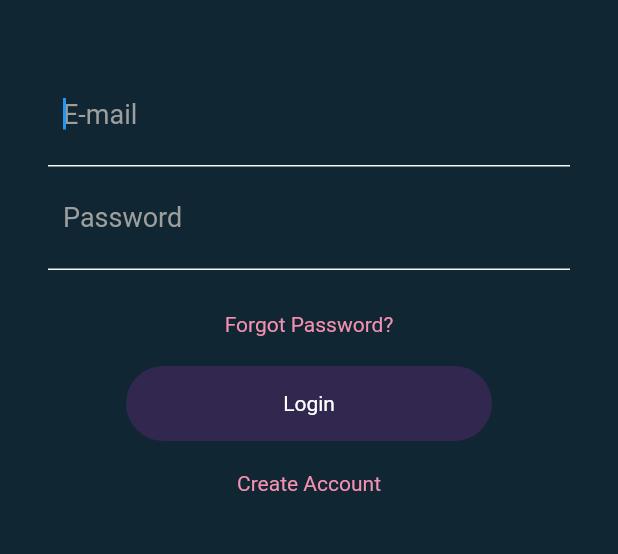
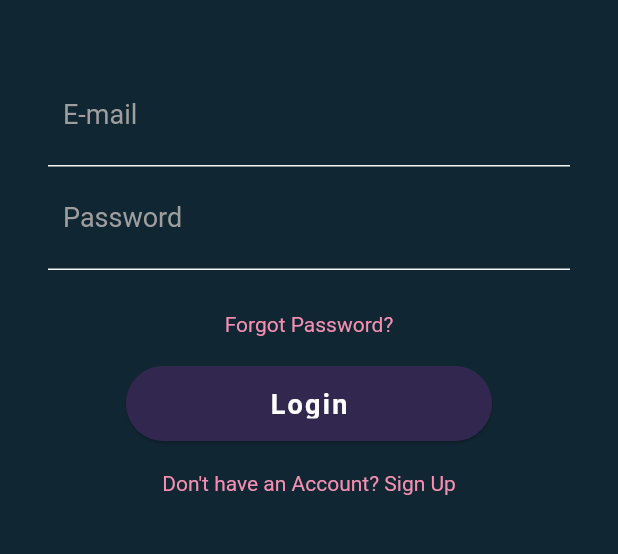
Before and after one commit to colab-rsa/trackit, a Flutter app: the screen it shows after launch, on a phone screen of 412 x 824 dp, the part 399-953 px from its top. Run offline on Flutter 3.47's test engine with Material 2 defaults, Android fonts, the phone set to English and light mode, and no system bars; our stand-ins replace bubble_bottom_bar.

Commit message:
formatting login screen

```diff
--- a/lib/auth/login/login.dart
+++ b/lib/auth/login/login.dart
@@ -1,5 +1,7 @@
 import 'package:flutter/cupertino.dart';
 import 'package:flutter/material.dart';
+import 'package:trackit/auth/registration/registration.dart';
+import 'package:trackit/core/home-page/home-page.dart';
 
 class Login extends StatefulWidget {
   @override
@@ -7,7 +9,6 @@ class Login extends StatefulWidget {
 }
 
 class _LoginState extends State<Login> {
-
   final _formKey = GlobalKey<FormState>();
   final FocusNode _newFocusNode = FocusNode();
 
@@ -16,18 +17,8 @@ class _LoginState extends State<Login> {
     return Scaffold(
       body: Container(
           color: Color.fromRGBO(16, 39, 51, 1),
-        height: MediaQuery
-            .of(context)
-            .size
-            .height,
-        width: MediaQuery
-            .of(context)
-            .size
-            .width,
-        child: GestureDetector(
-          onTap: () {
-            FocusScope.of(context).requestFocus(_newFocusNode);
-          },
+          height: MediaQuery.of(context).size.height,
+          width: MediaQuery.of(context).size.width,
           child: Container(
             height: 1000.0,
             child: Form(
@@ -62,7 +53,7 @@ class _LoginState extends State<Login> {
                             ),
                           ),
                           child: TextFormField(
-                            autofocus: true,
+                              autofocus: false,
                               autocorrect: false,
                               style: TextStyle(
                                 fontSize: 18,
@@ -76,9 +67,9 @@ class _LoginState extends State<Login> {
                               ),
                               textInputAction: TextInputAction.next,
                               onFieldSubmitted: (String value) {
-                              FocusScope.of(context).requestFocus(_newFocusNode);
-                            }
-                          ),
+                                FocusScope.of(context)
+                                    .requestFocus(_newFocusNode);
+                              }),
                         ),
                         Container(
                           padding: EdgeInsets.all(10.0),
@@ -112,11 +103,20 @@ class _LoginState extends State<Login> {
                   SizedBox(
                     height: 20.0,
                   ),
-                  Center(
-                    child: Text(
-                      "Forgot Password?",
+                  GestureDetector(
+                    onTap: () => print('Forgot Password tapped'),
+                    child: Center(
+                      child: RichText(
+                        text: TextSpan(
+                          children: [
+                            TextSpan(
+                              text: 'Forgot Password?',
                               style: TextStyle(
                                 color: Colors.pink[200],
+                              ),
+                            ),
+                          ],
+                        ),
                       ),
                     ),
                   ),
@@ -130,30 +130,60 @@ class _LoginState extends State<Login> {
                       borderRadius: BorderRadius.circular(50),
                       color: Color.fromRGBO(49, 39, 79, 1),
                     ),
-                    child: Center(
+                    child: RaisedButton(
+                      elevation: 1.0,
+                      onPressed: () => Navigator.pushAndRemoveUntil(
+                        context,
+                        new MaterialPageRoute(
+                            builder: (BuildContext context) => HomePage()),
+                            (Route<dynamic> route) => false,
+                      ),
+                      padding: EdgeInsets.all(15.0),
+                      shape: RoundedRectangleBorder(
+                        borderRadius: BorderRadius.circular(30.0),
+                      ),
+                      color: Color.fromRGBO(49, 39, 79, 1),
                       child: Text(
-                        "Login",
-                        style: TextStyle(color: Colors.white),
+                        'Login',
+                        style: TextStyle(
+                          color: Colors.white,
+                          letterSpacing: 1.5,
+                          fontSize: 18.0,
+                          fontWeight: FontWeight.bold,
+                        ),
                       ),
                     ),
                   ),
                   SizedBox(
                     height: 20.0,
                   ),
-                  Center(
-                    child: Text(
-                      "Create Account",
+                  GestureDetector(
+                    onTap: () => Navigator.pushNamed(context, '/register'),
+                    child: Center(
+                      child: RichText(
+                        text: TextSpan(
+                          children: [
+                            TextSpan(
+                              text: 'Don\'t have an Account?',
                               style: TextStyle(
                                 color: Colors.pink[200],
+                              ),
+                            ),
+                            TextSpan(
+                              text: ' Sign Up',
+                              style: TextStyle(
+                                color: Colors.pink[200],
+                              ),
+                            ),
+                          ],
+                        ),
                       ),
                     ),
                   ),
                 ],
               ),
             ),
-          ),
-        )
-      ),
+          ),),
     );
   }
 }
```
Lines whose indentation alone changed are shown as unchanged.
